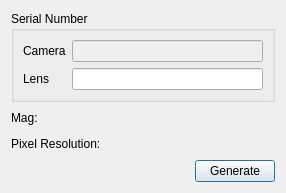
The window that GenerateTestReport.ui (Minus-Monster/PRI) describes before a commit, drawn with Qt 5.
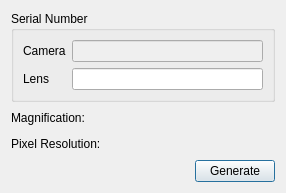
The same window after the commit.

Diff of the .ui file:
```diff
--- a/GenerateTestReport.ui
+++ b/GenerateTestReport.ui
@@ -59,20 +59,6 @@
      </layout>
     </widget>
    </item>
-   <item row="1" column="0" colspan="2">
-    <widget class="QLabel" name="label_Mag">
-     <property name="text">
-      <string>Mag:</string>
-     </property>
-    </widget>
-   </item>
-   <item row="2" column="0" colspan="2">
-    <widget class="QLabel" name="label_Pixres">
-     <property name="text">
-      <string>Pixel Resolution:</string>
-     </property>
-    </widget>
-   </item>
    <item row="3" column="0">
     <spacer name="horizontalSpacer">
      <property name="orientation">
@@ -93,6 +79,42 @@
      </property>
     </widget>
    </item>
+   <item row="1" column="0" colspan="2">
+    <layout class="QHBoxLayout" name="horizontalLayout_2">
+     <item>
+      <widget class="QLabel" name="label_6">
+       <property name="text">
+        <string>Magnification:</string>
+       </property>
+      </widget>
+     </item>
+     <item>
+      <widget class="QLabel" name="label_Mag">
+       <property name="text">
+        <string/>
+       </property>
+      </widget>
+     </item>
+    </layout>
+   </item>
+   <item row="2" column="0" colspan="2">
+    <layout class="QHBoxLayout" name="horizontalLayout_3">
+     <item>
+      <widget class="QLabel" name="label_7">
+       <property name="text">
+        <string>Pixel Resolution:</string>
+       </property>
+      </widget>
+     </item>
+     <item>
+      <widget class="QLabel" name="label_Pixres">
+       <property name="text">
+        <string/>
+       </property>
+      </widget>
+     </item>
+    </layout>
+   </item>
   </layout>
  </widget>
  <resources/>
```
Left out of the diff: 2 changed lines with no effect on the pictures.
